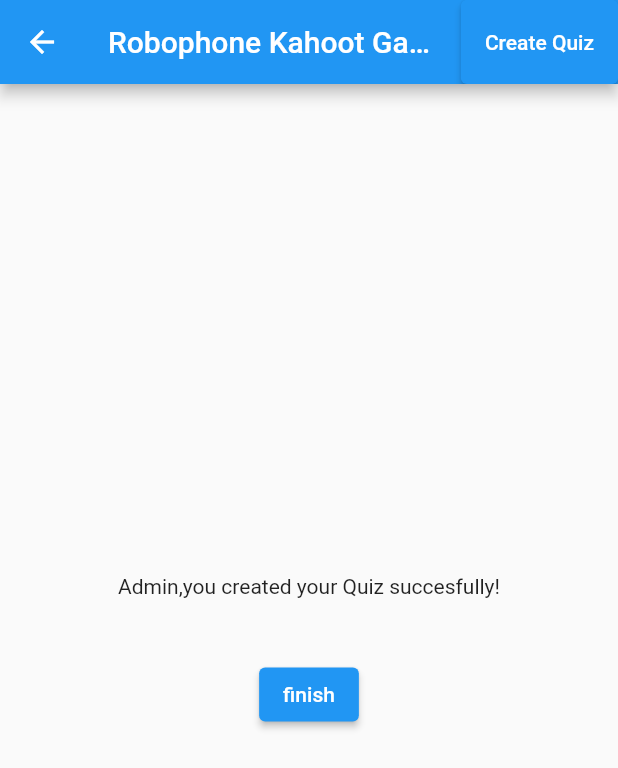
After one commit to IOTSummer23RoboPhoneKahoot/IOTProjectRobophoneKahoot, a Flutter app: the summaryPage screen opened directly, on a phone screen of 412 x 824 dp. The commit adds this screen. Shown: the top 768 px of the screen. Run offline on Flutter 3.47's test engine with Material 2 defaults, Android fonts, the phone set to English and light mode, and no system bars; our stand-ins replace firebase_core, firebase_database; accounts and stored records are empty.

Commit message:
added summary page , fixed bug in finish button on create quiz page

```diff
--- /dev/null
+++ b/web_project/lib/SummaryQuizPage.dart
@@ -0,0 +1,54 @@
+import 'package:flutter/material.dart';
+import 'CreateQuiz.dart';
+import 'IntroPage.dart';
+import 'package:web_project/models/quiz.dart';
+import 'package:web_project/services/firebase_service.dart';
+import 'package:web_project/widgets/quiz_card.dart';
+
+class summaryPage extends StatefulWidget {
+  @override
+  _summaryPageState createState() => _summaryPageState();
+}
+
+class _summaryPageState extends State<summaryPage> {
+
+
+  @override
+  Widget build(BuildContext context) {
+    return Scaffold(
+      appBar: AppBar(
+        title: Text('Robophone Kahoot Game'),
+        actions: [
+          ElevatedButton(
+            onPressed: () {
+              Navigator.push(
+                context,
+                MaterialPageRoute(builder: (context) => CreateQuizApp()),
+              );
+            },
+            child: Text('Create Quiz'),
+          ),
+        ],
+      ),
+      body:Center (
+        child:Column(
+        mainAxisAlignment: MainAxisAlignment.center,
+        children: [
+        Text('Admin,you created your Quiz succesfully!'),
+        SizedBox(height: 40.0),
+        ElevatedButton(
+            onPressed: () {
+                Navigator.push(
+                context,
+                MaterialPageRoute(builder: (context) => introPage()),
+                );
+            },
+            child: Text('finish'),
+        ),
+        SizedBox(height: 10.0), // Add some space between cards
+        ],
+      ),
+      ),
+    );
+  }
+}
```
Also changed, not shown: web_project/lib/CreateQuiz.dart (+9 -13 lines), 1 other file.
